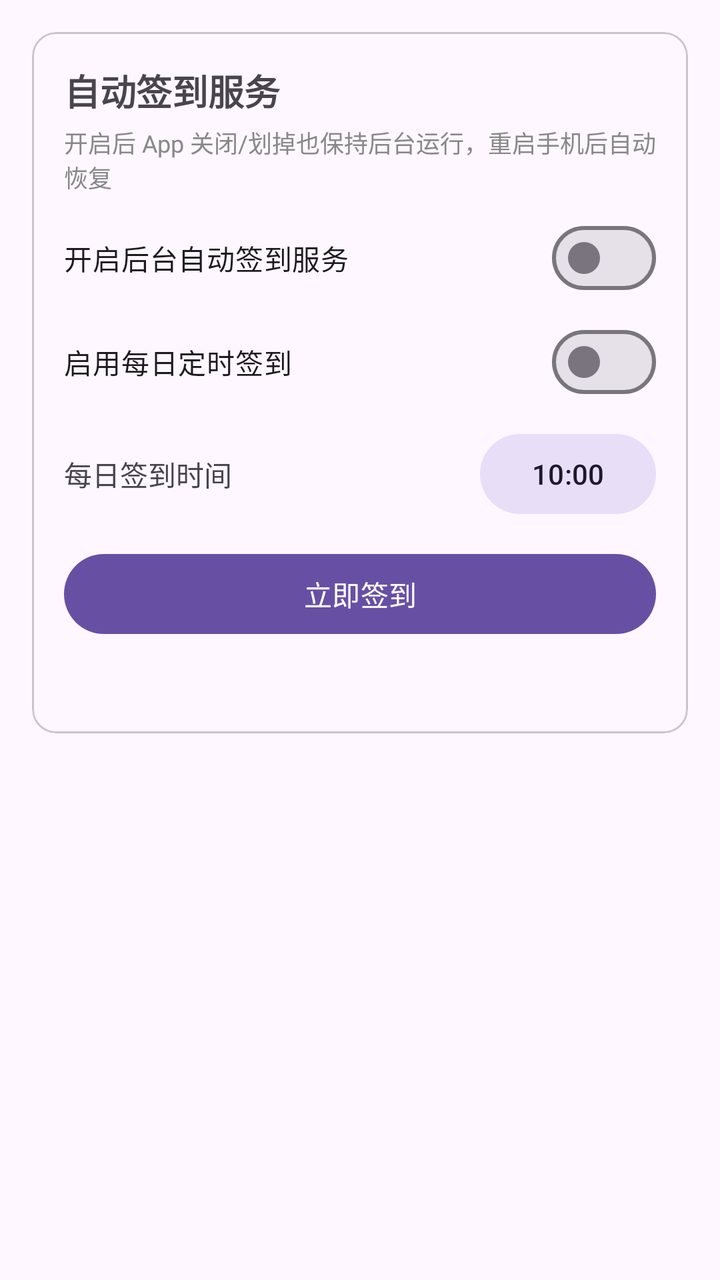
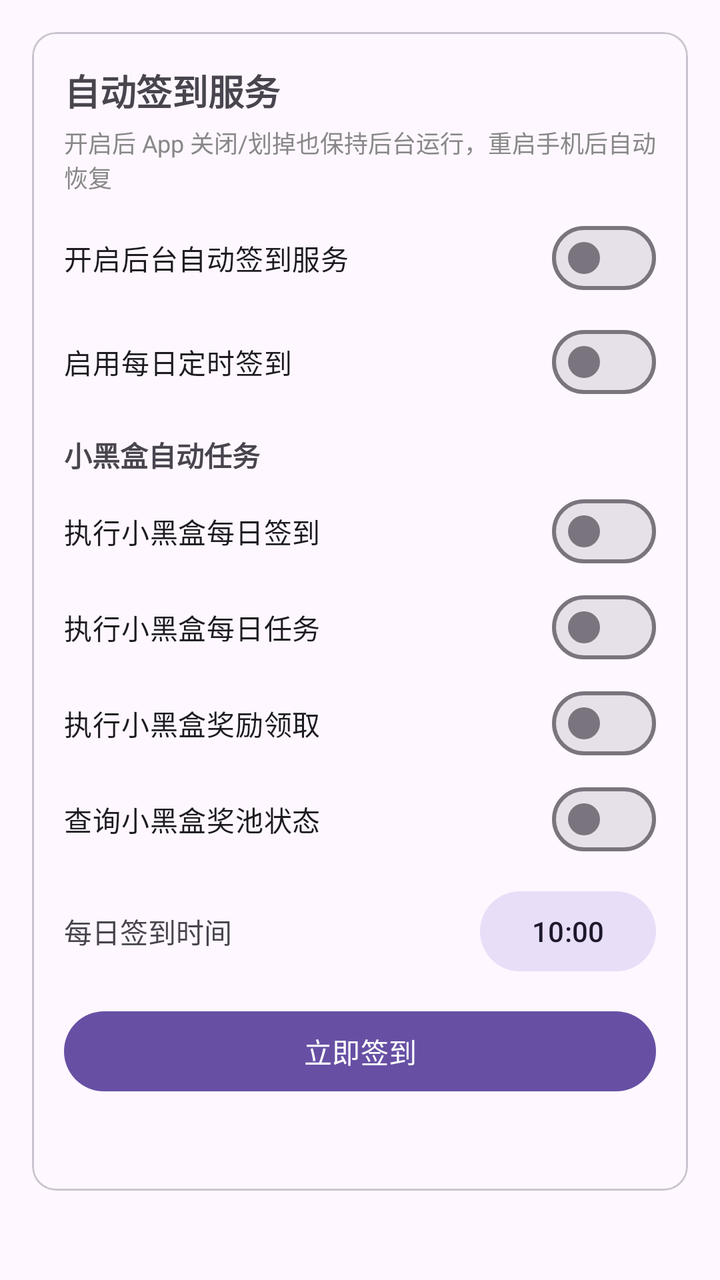

The first picture is an Android layout as it rendered before a commit; the second is the same layout after the commit. The layout source and the unified diff follow.
<!-- AndroidManifest.xml: application theme Theme.AutoCheckin -->
<!-- res/layout/fragment_home.xml -->
<?xml version="1.0" encoding="utf-8"?>
<ScrollView xmlns:android="http://schemas.android.com/apk/res/android"
    xmlns:app="http://schemas.android.com/apk/res-auto"
    android:layout_width="match_parent"
    android:layout_height="match_parent"
    android:fillViewport="true">

    <LinearLayout
        android:layout_width="match_parent"
        android:layout_height="wrap_content"
        android:orientation="vertical"
        android:padding="16dp">

        <com.google.android.material.card.MaterialCardView
            android:layout_width="match_parent"
            android:layout_height="wrap_content">

            <LinearLayout
                android:layout_width="match_parent"
                android:layout_height="wrap_content"
                android:orientation="vertical"
                android:padding="16dp">

                <TextView
                    android:layout_width="wrap_content"
                    android:layout_height="wrap_content"
                    android:text="自动签到服务"
                    android:textSize="18sp"
                    android:textStyle="bold" />

                <TextView
                    android:layout_width="wrap_content"
                    android:layout_height="wrap_content"
                    android:layout_marginTop="4dp"
                    android:text="开启后 App 关闭/划掉也保持后台运行，重启手机后自动恢复"
                    android:textSize="12sp"
                    android:textColor="#888888" />

                <com.google.android.material.materialswitch.MaterialSwitch
                    android:id="@+id/serviceSwitch"
                    android:layout_width="match_parent"
                    android:layout_height="wrap_content"
                    android:layout_marginTop="8dp"
                    android:text="开启后台自动签到服务" />

                <com.google.android.material.materialswitch.MaterialSwitch
                    android:id="@+id/scheduleSwitch"
                    android:layout_width="match_parent"
                    android:layout_height="wrap_content"
                    android:layout_marginTop="4dp"
                    android:text="启用每日定时签到" />

                <LinearLayout
                    android:layout_width="match_parent"
                    android:layout_height="wrap_content"
                    android:layout_marginTop="8dp"
                    android:gravity="center_vertical"
                    android:orientation="horizontal">

                    <TextView
                        android:layout_width="0dp"
                        android:layout_height="wrap_content"
                        android:layout_weight="1"
                        android:text="每日签到时间" />

                    <com.google.android.material.button.MaterialButton
                        android:id="@+id/timeButton"
                        style="@style/Widget.Material3.Button.TonalButton"
                        android:layout_width="wrap_content"
                        android:layout_height="wrap_content"
                        android:text="10:00" />
                </LinearLayout>

                <com.google.android.material.button.MaterialButton
                    android:id="@+id/checkinNowButton"
                    android:layout_width="match_parent"
                    android:layout_height="wrap_content"
                    android:layout_marginTop="12dp"
                    android:text="立即签到" />

                <TextView
                    android:id="@+id/summaryText"
                    android:layout_width="match_parent"
                    android:layout_height="wrap_content"
                    android:layout_marginTop="12dp"
                    android:textSize="13sp"
                    android:lineSpacingExtra="4dp" />
            </LinearLayout>
        </com.google.android.material.card.MaterialCardView>
    </LinearLayout>
</ScrollView>
<!-- resources referenced by this layout -->
<resources>
  <style name="Theme.AutoCheckin" parent="Theme.Material3.DayNight.NoActionBar" />
</resources>

<!-- the commit's change to res/layout/fragment_home.xml (unified diff, before → after) -->
@@ -50,6 +50,38 @@
                     android:layout_marginTop="4dp"
                     android:text="启用每日定时签到" />
 
+                <TextView
+                    android:layout_width="wrap_content"
+                    android:layout_height="wrap_content"
+                    android:layout_marginTop="12dp"
+                    android:text="小黑盒自动任务"
+                    android:textStyle="bold" />
+
+                <com.google.android.material.materialswitch.MaterialSwitch
+                    android:id="@+id/xiaoheiheCheckinSwitch"
+                    android:layout_width="match_parent"
+                    android:layout_height="wrap_content"
+                    android:layout_marginTop="4dp"
+                    android:text="执行小黑盒每日签到" />
+
+                <com.google.android.material.materialswitch.MaterialSwitch
+                    android:id="@+id/xiaoheiheTaskSwitch"
+                    android:layout_width="match_parent"
+                    android:layout_height="wrap_content"
+                    android:text="执行小黑盒每日任务" />
+
+                <com.google.android.material.materialswitch.MaterialSwitch
+                    android:id="@+id/xiaoheiheRewardSwitch"
+                    android:layout_width="match_parent"
+                    android:layout_height="wrap_content"
+                    android:text="执行小黑盒奖励领取" />
+
+                <com.google.android.material.materialswitch.MaterialSwitch
+                    android:id="@+id/xiaoheiheLotterySwitch"
+                    android:layout_width="match_parent"
+                    android:layout_height="wrap_content"
+                    android:text="查询小黑盒奖池状态" />
+
                 <LinearLayout
                     android:layout_width="match_parent"
                     android:layout_height="wrap_content"
